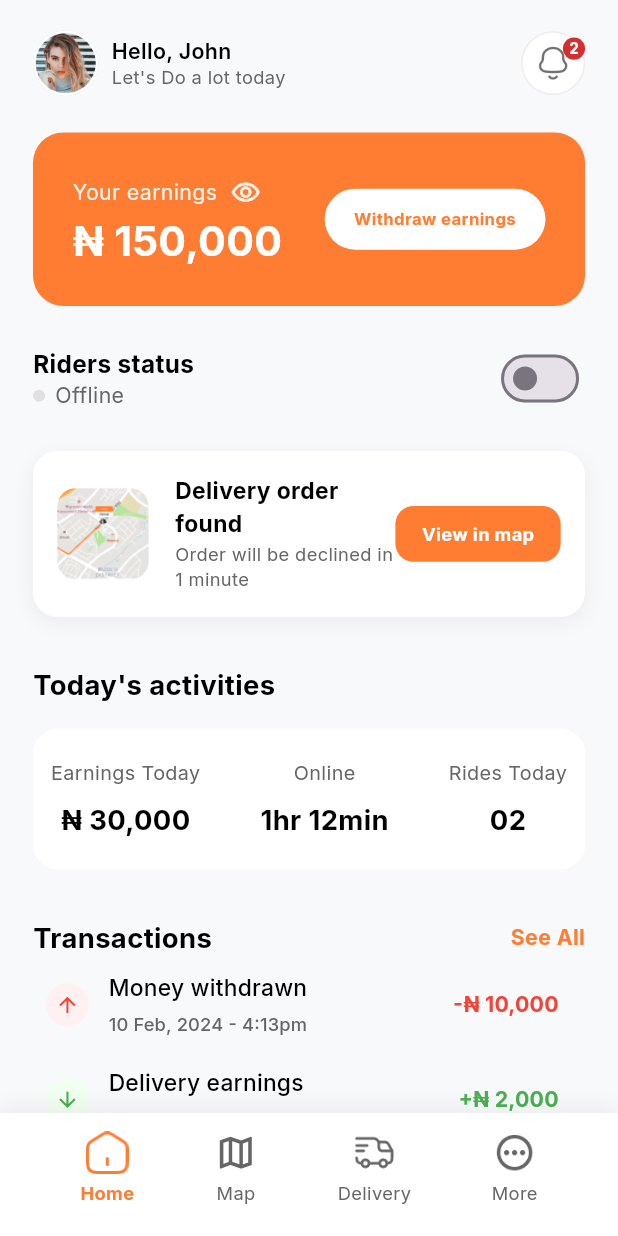
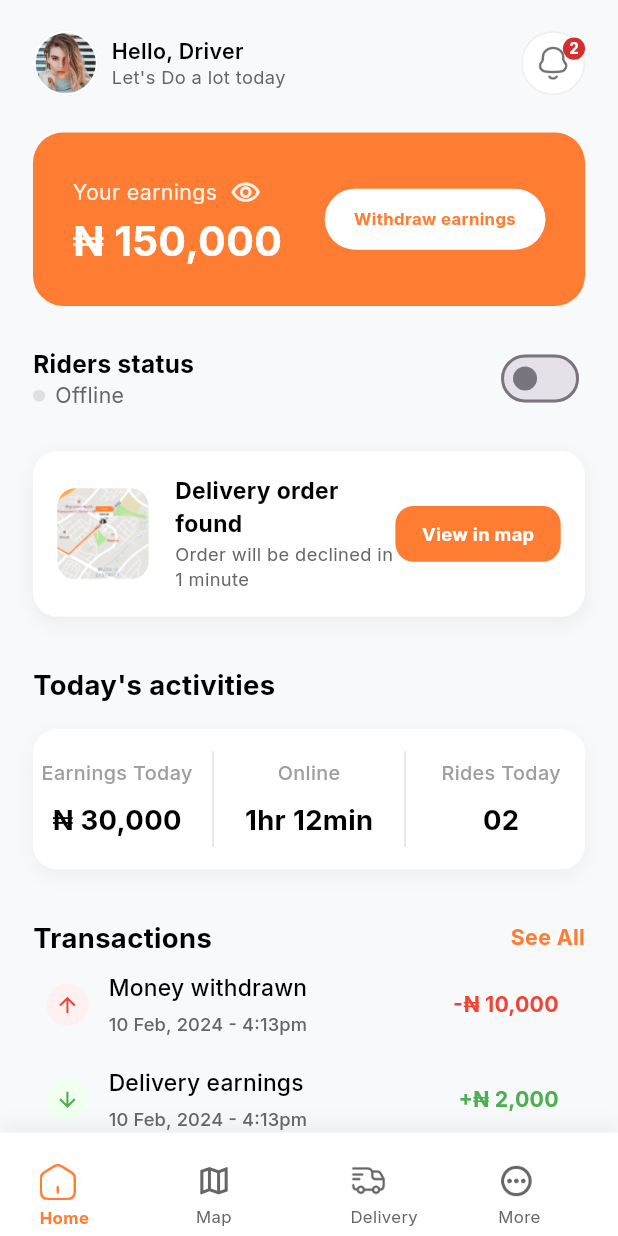
Before and after one commit to Nifemie/superstore_driver, a Flutter app: the HomeScreen screen opened by its route, on a phone screen of 412 x 824 dp. Run offline on Flutter 3.47's test engine with Material 3 defaults, Android fonts, the phone set to English and light mode, and no system bars; our stand-ins replace device_info_plus, flutter_riverpod, flutter_screenutil, image_picker, riverpod_annotation, shared_preferences; missing offline and left inert: network_info_plus; accounts and stored records are empty; generated files the repository leaves out were written again.

Commit message:
feat: implement persistent login, refine home UI, and add transaction history

```diff
--- a/lib/features/Auth/Logic/verification_logic.dart
+++ b/lib/features/Auth/Logic/verification_logic.dart
@@ -1,10 +1,12 @@
 import 'dart:async';
 import 'package:flutter/material.dart';
 import 'package:riverpod_annotation/riverpod_annotation.dart';
+import '../../../core/services/local_storage_service.dart';
 import '../../../routes/app_routes.dart';
 
 part 'verification_logic.g.dart';
 
+// verification state
 class VerificationState {
   final String otp;
   final int timerSeconds;
@@ -39,6 +41,7 @@ class VerificationLogic extends _$VerificationLogic {
   Timer? _timer;
 
   @override
+  // build state
   VerificationState build() {
     _startTimer();
     return const VerificationState(
@@ -48,6 +51,7 @@ class VerificationLogic extends _$VerificationLogic {
     );
   }
 
+  // start timer
   void _startTimer() {
     _timer?.cancel();
     _timer = Timer.periodic(const Duration(seconds: 1), (timer) {
@@ -78,9 +82,11 @@ class VerificationLogic extends _$VerificationLogic {
     }
   }
 
+  // verify otp code
   void verifyCode(BuildContext context) {
     if (state.otp == '12345') {
       state = state.copyWith(clearError: true);
+      LocalStorageService.setLoggedIn(true);
       Navigator.pushNamed(context, AppRoutes.register);
     } else if (state.otp.length == 5) {
       state = state.copyWith(errorMessage: 'Incorrect OTP: Check the code and try again');
--- a/lib/features/Auth/Presentation/Business/business_document_upload_screen.dart
+++ b/lib/features/Auth/Presentation/Business/business_document_upload_screen.dart
@@ -5,6 +5,7 @@ import 'package:superstore_driver/core/theme/app_colors.dart';
 import 'package:superstore_driver/core/widgets/primary_button.dart';
 import '../../Logic/register_logic.dart';
 import '../Register/widgets/registration_tabs.dart';
+import 'package:superstore_driver/routes/app_routes.dart';
 
 class BusinessDocumentUploadScreen extends ConsumerWidget {
   const BusinessDocumentUploadScreen({super.key});
@@ -91,7 +92,7 @@ class BusinessDocumentUploadScreen extends ConsumerWidget {
                               text: 'Next',
                               onPressed: state.businessDocumentPath.isNotEmpty
                                   ? () {
-                                      // Next step: Bank Details
+                                      Navigator.pushNamed(context, AppRoutes.bankDetails);
                                     }
                                   : null,
                             ),
--- a/lib/features/Auth/Presentation/Business/business_verification_screen.dart
+++ b/lib/features/Auth/Presentation/Business/business_verification_screen.dart
@@ -91,7 +91,7 @@ class _BusinessVerificationScreenState extends ConsumerState<BusinessVerificatio
                                     label: 'State',
                                     hintText: 'Enter state',
                                     initialValue: state.businessState,
-                                    showCheckMark: state.businessState.isNotEmpty,
+                                    showCheckMark: false,
                                     onChanged: (v) => logic.updateBusinessFields(businessState: v),
                                   ),
                                 ),
@@ -101,7 +101,7 @@ class _BusinessVerificationScreenState extends ConsumerState<BusinessVerificatio
                                     label: 'City',
                                     hintText: 'Enter city',
                                     initialValue: state.businessCity,
-                                    showCheckMark: state.businessCity.isNotEmpty,
+                                    showCheckMark: false,
                                     onChanged: (v) => logic.updateBusinessFields(businessCity: v),
                                   ),
                                 ),
--- a/lib/features/Auth/Presentation/Register/widgets/registration_widgets.dart
+++ b/lib/features/Auth/Presentation/Register/widgets/registration_widgets.dart
@@ -5,9 +5,10 @@ import 'package:superstore_driver/core/widgets/app_text_field.dart';
 
 class PhoneField extends StatelessWidget {
   final ValueChanged<String> onChanged;
+  final String? initialValue;
   final bool showCheckMark;
 
-  const PhoneField({super.key, required this.onChanged, this.showCheckMark = false});
+  const PhoneField({super.key, required this.onChanged, this.initialValue, this.showCheckMark = false});
 
   @override
   Widget build(BuildContext context) {
@@ -50,7 +51,8 @@ class PhoneField extends StatelessWidget {
             SizedBox(width: 12.w),
             Expanded(
               child: AppTextField(
-                hintText: '9075422444',
+                hintText: '07012345678',
+                initialValue: initialValue,
                 onChanged: onChanged,
                 showCheckMark: showCheckMark,
                 keyboardType: TextInputType.phone,
--- a/lib/features/Home/Presentation/widgets/activities_section.dart
+++ b/lib/features/Home/Presentation/widgets/activities_section.dart
@@ -25,20 +25,38 @@ class ActivitiesSection extends StatelessWidget {
         ),
         SizedBox(height: 16.h),
         Container(
-          padding: EdgeInsets.symmetric(vertical: 20.h),
           decoration: BoxDecoration(
             color: Colors.white,
             borderRadius: BorderRadius.circular(16.r),
+            boxShadow: [
+              BoxShadow(
+                color: Colors.black.withOpacity(0.04),
+                blurRadius: 10,
+                offset: const Offset(0, 4),
               ),
+            ],
+          ),
+          child: IntrinsicHeight(
             child: Row(
               mainAxisAlignment: MainAxisAlignment.spaceEvenly,
               children: [
-              _buildActivityStat('Earnings Today', state.todayEarnings.toCurrency()),
-              const VerticalDivider(color: AppColors.divider),
-              _buildActivityStat('Online', state.onlineTime),
-              const VerticalDivider(color: AppColors.divider),
-              _buildActivityStat('Rides Today', state.totalRidesToday.toString().padLeft(2, '0')),
+                Expanded(child: _buildActivityStat('Earnings Today', state.todayEarnings.toCurrency())),
+                const VerticalDivider(
+                  color: Color(0xFFE0E0E0),
+                  thickness: 1,
+                  indent: 15,
+                  endIndent: 15,
+                ),
+                Expanded(child: _buildActivityStat('Online', state.onlineTime)),
+                const VerticalDivider(
+                  color: Color(0xFFE0E0E0),
+                  thickness: 1,
+                  indent: 15,
+                  endIndent: 15,
+                ),
+                Expanded(child: _buildActivityStat('Rides Today', state.totalRidesToday.toString().padLeft(2, '0'))),
               ],
+            ),
           ),
         ),
       ],
@@ -46,18 +64,31 @@ class ActivitiesSection extends StatelessWidget {
   }
 
   Widget _buildActivityStat(String label, String value) {
-    return Column(
+    return Padding(
+      padding: EdgeInsets.symmetric(vertical: 20.h),
+      child: Column(
         children: [
           Text(
             label,
-          style: TextStyle(color: AppColors.textSecondary, fontSize: 13.sp, fontFamily: 'Inter'),
+            style: TextStyle(
+              color: const Color(0xFF9E9E9E),
+              fontSize: 13.sp,
+              fontFamily: 'Inter',
+              fontWeight: FontWeight.w500,
+            ),
           ),
           SizedBox(height: 8.h),
           Text(
             value,
-          style: TextStyle(color: AppColors.textPrimary, fontSize: 18.sp, fontWeight: FontWeight.bold, fontFamily: 'Inter'),
+            style: TextStyle(
+              color: AppColors.textPrimary,
+              fontSize: 18.sp,
+              fontWeight: FontWeight.w800,
+              fontFamily: 'Inter',
+            ),
           ),
         ],
+      ),
     );
   }
 }
--- a/lib/features/Home/Presentation/widgets/home_bottom_nav.dart
+++ b/lib/features/Home/Presentation/widgets/home_bottom_nav.dart
@@ -7,8 +7,10 @@ class HomeBottomNav extends StatelessWidget {
 
   @override
   Widget build(BuildContext context) {
-    return Container(
-      padding: EdgeInsets.only(top: 12.h, bottom: 20.h),
+    return Center(
+      child: Container(
+        height: 68.h,
+        width: 428.w,
         decoration: BoxDecoration(
           color: Colors.white,
           boxShadow: [
@@ -20,42 +22,55 @@ class HomeBottomNav extends StatelessWidget {
           ],
         ),
         child: Row(
-        mainAxisAlignment: MainAxisAlignment.spaceEvenly,
           children: [
-          _buildNavItem('assets/images/nav_home.png', 'Home', isActive: true, isImage: true),
-          _buildNavItem(Icons.map_outlined, 'Map'),
-          _buildNavItem('assets/images/nav_delivery.png', 'Delivery', isImage: true),
-          _buildNavItem('assets/images/nav_more.png', 'More', isImage: true),
+            Expanded(child: _buildNavItem('assets/images/nav_home.png', 'Home', top: 17.h, left: 24.w, isActive: true, isImage: true)),
+            Expanded(child: _buildNavItem(Icons.map_outlined, 'Map', top: 15.h, left: 25.w)),
+            Expanded(child: _buildNavItem('assets/images/nav_delivery.png', 'Delivery', top: 15.h, left: 25.w, isImage: true)),
+            Expanded(child: _buildNavItem('assets/images/nav_more.png', 'More', top: 15.5.h, left: 21.w, isImage: true)),
           ],
+        ),
       ),
     );
   }
 
-  Widget _buildNavItem(dynamic iconOrPath, String label, {bool isActive = false, bool isImage = false}) {
+  Widget _buildNavItem(
+    dynamic iconOrPath,
+    String label, {
+    required double top,
+    required double left,
+    bool isActive = false,
+    bool isImage = false,
+  }) {
     return Column(
       mainAxisSize: MainAxisSize.min,
+      crossAxisAlignment: CrossAxisAlignment.start,
       children: [
-        if (isImage)
-          Image.asset(
+        Padding(
+          padding: EdgeInsets.only(top: top, left: left),
+          child: isImage
+              ? Image.asset(
                   iconOrPath as String,
-            width: 28.r,
-            height: 28.r,
+                  width: 24.r,
+                  height: 24.r,
                   color: isActive ? AppColors.primary : AppColors.textSecondary,
                 )
-        else
-          Icon(
+              : Icon(
                   iconOrPath as IconData,
                   color: isActive ? AppColors.primary : AppColors.textSecondary,
-            size: 28.r,
+                  size: 24.r,
+                ),
         ),
         SizedBox(height: 4.h),
-        Text(
+        Padding(
+          padding: EdgeInsets.only(left: left),
+          child: Text(
             label,
             style: TextStyle(
               color: isActive ? AppColors.primary : AppColors.textSecondary,
-            fontSize: 12.sp,
+              fontSize: 11.sp,
               fontWeight: isActive ? FontWeight.bold : FontWeight.normal,
               fontFamily: 'Inter',
+            ),
           ),
         ),
       ],
--- a/lib/features/Home/Presentation/widgets/home_header.dart
+++ b/lib/features/Home/Presentation/widgets/home_header.dart
@@ -1,12 +1,17 @@
 import 'package:flutter/material.dart';
+import 'package:flutter_riverpod/flutter_riverpod.dart';
 import 'package:flutter_screenutil/flutter_screenutil.dart';
 import 'package:superstore_driver/core/theme/app_colors.dart';
+import 'package:superstore_driver/features/Auth/Logic/register_logic.dart';
 
-class HomeHeader extends StatelessWidget {
+class HomeHeader extends ConsumerWidget {
   const HomeHeader({super.key});
 
   @override
-  Widget build(BuildContext context) {
+  Widget build(BuildContext context, WidgetRef ref) {
+    final registerState = ref.watch(registerLogicProvider);
+    final displayName = registerState.firstName.isNotEmpty ? registerState.firstName : 'Driver';
+
     return Row(
       children: [
         CircleAvatar(
@@ -20,7 +25,7 @@ class HomeHeader extends StatelessWidget {
             crossAxisAlignment: CrossAxisAlignment.start,
             children: [
               Text(
-                'Hello, John',
+                'Hello, $displayName',
                 style: TextStyle(
                   fontSize: 14.sp,
                   fontWeight: FontWeight.w600,
--- a/pubspec.yaml
+++ b/pubspec.yaml
@@ -43,6 +43,7 @@ dependencies:
   image_picker: ^1.2.1
   permission_handler: ^12.0.1
   intl: ^0.20.2
+  shared_preferences: ^2.2.2
 
 dev_dependencies:
   flutter_test:
```
Also changed, not shown: lib/core/services/local_storage_service.dart (added, +74 -0 lines), lib/features/Auth/Logic/register_logic.dart (+46 -3 lines), lib/features/Auth/Presentation/Login/login_screen.dart (+4 -4 lines), lib/features/Auth/Presentation/Register/widgets/registration_form.dart (+22 -19 lines), lib/features/Auth/Presentation/Splashscreen/splashscreen.dart (+8 -2 lines), lib/features/Transactions/Logic/models/transaction_model.dart (added, +20 -0 lines), lib/features/Transactions/Logic/transaction_logic.dart (added, +76 -0 lines), lib/features/Transactions/Presentation/transactions_screen.dart (+69 -31 lines), lib/features/Transactions/Presentation/widgets/month_year_picker_dialog.dart (added, +160 -0 lines), assets/icons/logo.png, lib/features/Auth/Logic/register_logic.g.dart, pubspec.lock, 2 other files. Lines whose indentation alone changed are shown as unchanged.
